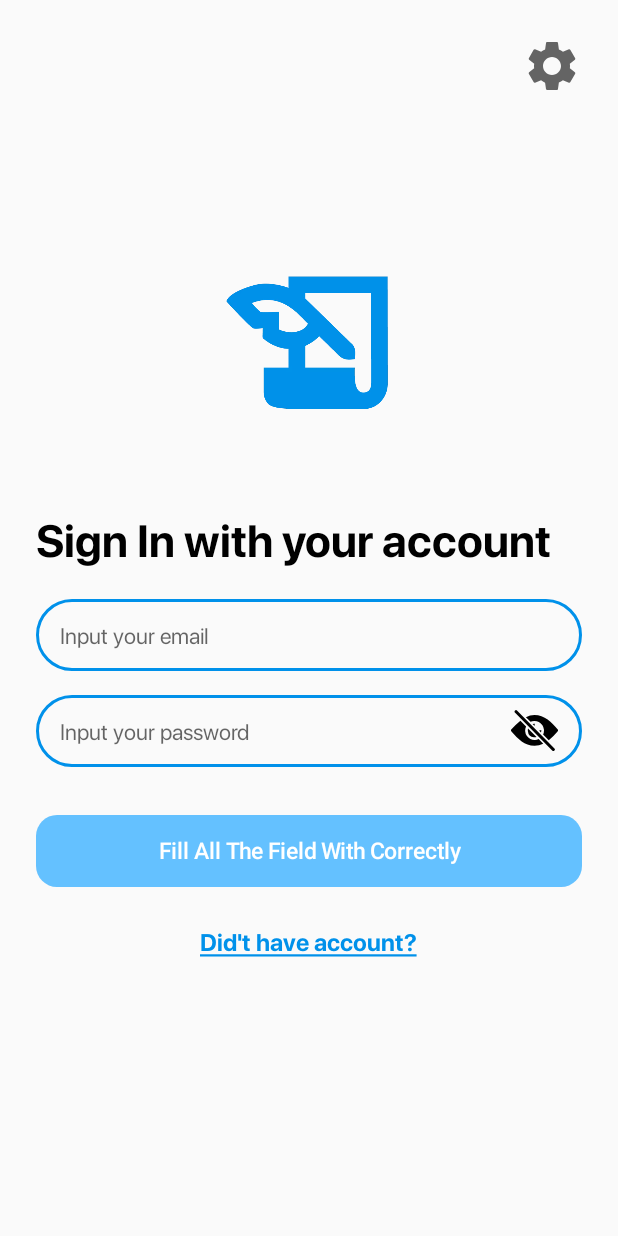
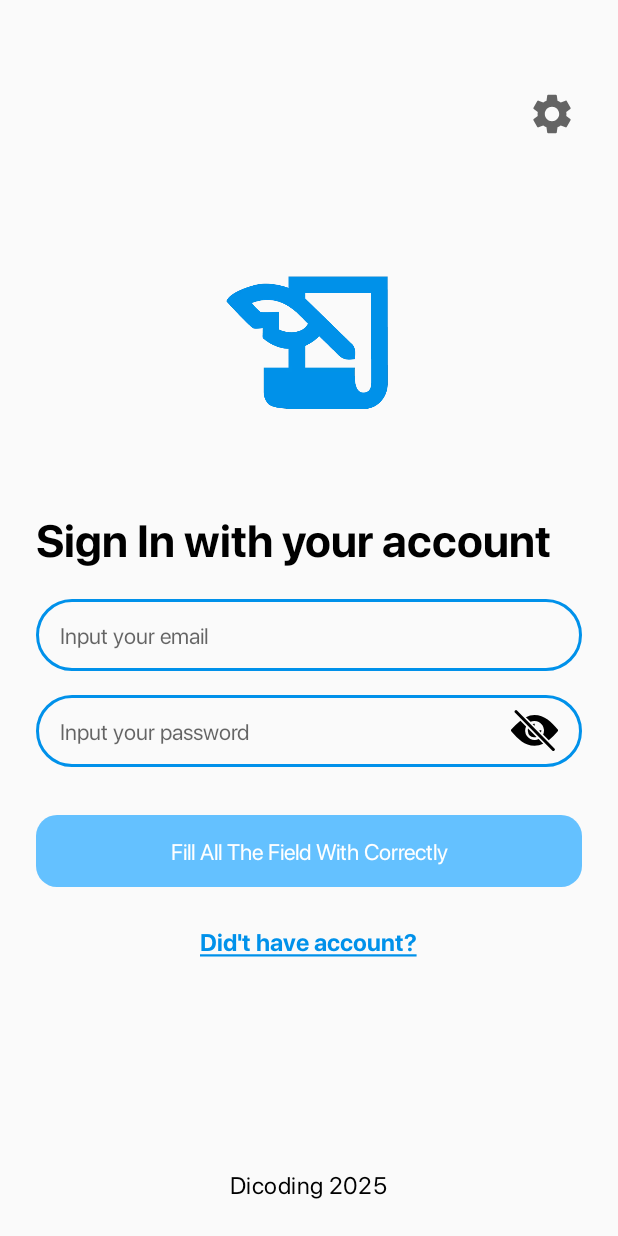
Before and after one commit to waffiqaziz/story-app, an Android app: the screen it shows after launch (SignInActivity), on a phone screen of 412 x 824 dp. Run offline under Robolectric (Android 15) with nearby library versions, the phone set to English and light mode, and no system bars.

Commit message:
feat: enable edge to edge to follow latest android API behavior

```diff
--- a/app/src/main/java/com/dicoding/storyapp/MainActivity.kt
+++ b/app/src/main/java/com/dicoding/storyapp/MainActivity.kt
@@ -7,6 +7,7 @@ import android.content.Intent
 import android.os.Bundle
 import android.provider.Settings
 import android.view.View
+import androidx.activity.enableEdgeToEdge
 import androidx.appcompat.app.AlertDialog
 import androidx.appcompat.app.AppCompatActivity
 import androidx.datastore.core.DataStore
@@ -29,7 +30,6 @@ import com.dicoding.storyapp.ui.activity.ListStoryActivity
 import com.dicoding.storyapp.ui.activity.SignInActivity
 import com.dicoding.storyapp.ui.viewmodel.MainViewModel
 import com.dicoding.storyapp.ui.viewmodel.ViewModelUserFactory
-import com.dicoding.storyapp.utils.Helpers.transparentStatusBar
 import kotlinx.coroutines.launch
 
 val Context.dataStore: DataStore<Preferences> by preferencesDataStore("settings")
@@ -40,11 +40,11 @@ class MainActivity : AppCompatActivity() {
   private lateinit var binding: ActivityMainBinding
 
   override fun onCreate(savedInstanceState: Bundle?) {
+    enableEdgeToEdge()
     super.onCreate(savedInstanceState)
     binding = ActivityMainBinding.inflate(layoutInflater)
     setContentView(binding.root)
 
-    transparentStatusBar(window)
     setupViewModel()
     playAnimation()
     buttonListener()
--- a/app/src/main/java/com/dicoding/storyapp/ui/activity/CameraActivity.kt
+++ b/app/src/main/java/com/dicoding/storyapp/ui/activity/CameraActivity.kt
@@ -79,7 +79,7 @@ class CameraActivity : AppCompatActivity() {
       val preview = Preview.Builder()
         .build()
         .also {
-          it.setSurfaceProvider(binding.viewFinder.surfaceProvider)
+          it.surfaceProvider = binding.viewFinder.surfaceProvider
         }
 
       imageCapture = ImageCapture.Builder().build()
@@ -93,7 +93,7 @@ class CameraActivity : AppCompatActivity() {
           imageCapture
         )
       } catch (exc: Exception) {
-        Helper.showToastShort(this, getString(failed_open_camera))
+        Helper.showToastShort(this, exc.toString().ifEmpty { getString(failed_open_camera) })
       }
     }, ContextCompat.getMainExecutor(this))
   }
--- a/app/src/main/java/com/dicoding/storyapp/ui/activity/ListStoryActivity.kt
+++ b/app/src/main/java/com/dicoding/storyapp/ui/activity/ListStoryActivity.kt
@@ -100,6 +100,11 @@ class ListStoryActivity : AppCompatActivity() {
     return true
   }
 
+  override fun onResume() {
+    super.onResume()
+    adapter.refresh()
+  }
+
   override fun onDestroy() {
     super.onDestroy()
     _binding = null
--- a/app/src/main/java/com/dicoding/storyapp/ui/activity/MapsActivity.kt
+++ b/app/src/main/java/com/dicoding/storyapp/ui/activity/MapsActivity.kt
@@ -6,6 +6,7 @@ import android.content.pm.PackageManager
 import android.os.Bundle
 import android.util.Log
 import android.view.View
+import androidx.activity.enableEdgeToEdge
 import androidx.activity.result.contract.ActivityResultContracts
 import androidx.activity.viewModels
 import androidx.appcompat.app.AppCompatActivity
@@ -40,6 +41,7 @@ class MapsActivity : AppCompatActivity(), OnMapReadyCallback {
   }
 
   override fun onCreate(savedInstanceState: Bundle?) {
+    enableEdgeToEdge()
     super.onCreate(savedInstanceState)
     binding = ActivityMapsBinding.inflate(layoutInflater)
     setContentView(binding.root)
@@ -60,6 +62,7 @@ class MapsActivity : AppCompatActivity(), OnMapReadyCallback {
 
   override fun onMapReady(googleMap: GoogleMap) {
     mMap = googleMap
+    mMap.setPadding(0, 90, 0, 120)
     mMap.setMapStyle(
       MapStyleOptions.loadRawResourceStyle(
         this, my_map_style
--- a/app/src/main/java/com/dicoding/storyapp/ui/activity/SignInActivity.kt
+++ b/app/src/main/java/com/dicoding/storyapp/ui/activity/SignInActivity.kt
@@ -6,10 +6,11 @@ import android.os.Bundle
 import android.provider.Settings
 import android.text.Editable
 import android.text.TextWatcher
-import android.view.View
+import androidx.activity.enableEdgeToEdge
 import androidx.activity.viewModels
 import androidx.appcompat.app.AlertDialog
 import androidx.appcompat.app.AppCompatActivity
+import androidx.core.view.isVisible
 import androidx.datastore.core.DataStore
 import androidx.datastore.preferences.core.Preferences
 import androidx.datastore.preferences.preferencesDataStore
@@ -29,30 +30,31 @@ import com.dicoding.storyapp.helper.Helper.isEmailValid
 import com.dicoding.storyapp.ui.viewmodel.LoginViewModel
 import com.dicoding.storyapp.ui.viewmodel.ViewModelFactory
 import com.dicoding.storyapp.utils.Const.MIN_CHARACTERS
-import com.dicoding.storyapp.utils.Helpers.transparentStatusBar
 import kotlinx.coroutines.launch
 
 private val Context.dataStore: DataStore<Preferences> by preferencesDataStore("settings")
 
 class SignInActivity : AppCompatActivity() {
+
   private lateinit var binding: ActivitySigninBinding
+
   private val loginViewModel: LoginViewModel by viewModels {
     ViewModelFactory.getInstance(this)
   }
 
   override fun onCreate(savedInstanceState: Bundle?) {
+    enableEdgeToEdge()
     binding = ActivitySigninBinding.inflate(layoutInflater)
     super.onCreate(savedInstanceState)
     setContentView(binding.root)
 
-    transparentStatusBar(window)
     setMyButtonEnable()
     editTextListener()
     buttonListener()
   }
 
   private fun editTextListener() {
-    binding.etEmail.addTextChangedListener(object : TextWatcher {
+    binding.edLoginEmail.addTextChangedListener(object : TextWatcher {
       override fun beforeTextChanged(s: CharSequence, start: Int, count: Int, after: Int) {
       }
 
@@ -63,7 +65,7 @@ class SignInActivity : AppCompatActivity() {
       override fun afterTextChanged(s: Editable) {
       }
     })
-    binding.etPass.addTextChangedListener(object : TextWatcher {
+    binding.edLoginPassword.addTextChangedListener(object : TextWatcher {
       override fun beforeTextChanged(s: CharSequence, start: Int, count: Int, after: Int) {
       }
 
@@ -74,20 +76,16 @@ class SignInActivity : AppCompatActivity() {
       override fun afterTextChanged(s: Editable) {
       }
     })
-
-    binding.etSignIn.setOnClickListener {
-      startActivity(Intent(this@SignInActivity, RegisterActivity::class.java))
-      finish()
-    }
   }
 
   private fun setMyButtonEnable() {
-    val resultPass = binding.etPass.text
-    val resultEmail = binding.etEmail.text
+    val resultPass = binding.edLoginPassword.text
+    val resultEmail = binding.edLoginEmail.text
 
-    binding.btnSignIn.isEnabled = resultPass != null && resultEmail != null &&
-      binding.etPass.text.toString().length >= MIN_CHARACTERS &&
-      isEmailValid(binding.etEmail.text.toString())
+    binding.btnSignIn.isEnabled =
+      resultPass != null && resultEmail != null && binding.edLoginPassword.text.toString().length >= MIN_CHARACTERS && isEmailValid(
+        binding.edLoginEmail.text.toString()
+      )
   }
 
   private fun showAlertDialog(param: Boolean, message: String) {
@@ -95,22 +93,18 @@ class SignInActivity : AppCompatActivity() {
       AlertDialog.Builder(this).apply {
         setTitle(getString(information))
         setMessage(getString(sign_in_success))
-        setPositiveButton(getString(continue_)) { _, _ ->
-          val intent = Intent(context, MainActivity::class.java)
-          intent.flags = Intent.FLAG_ACTIVITY_CLEAR_TASK or Intent.FLAG_ACTIVITY_NEW_TASK
-          startActivity(intent)
-          finish()
-        }
+        setPositiveButton(getString(continue_)) { _, _ -> openMainActivity() }
+        setOnDismissListener { openMainActivity() }
         create()
         show()
       }
     } else {
       AlertDialog.Builder(this).apply {
         setTitle(getString(information))
-        binding.etPass.error = null
+        binding.edLoginPassword.error = null
         setMessage(getString(sign_in_failed) + ", $message")
         setPositiveButton(getString(continue_)) { _, _ ->
-          binding.progressBar.visibility = View.GONE
+          binding.progressBar.isVisible = false
         }
         create()
         show()
@@ -118,28 +112,34 @@ class SignInActivity : AppCompatActivity() {
     }
   }
 
+  private fun openMainActivity() {
+    val intent = Intent(this, MainActivity::class.java)
+    intent.flags = Intent.FLAG_ACTIVITY_CLEAR_TASK or Intent.FLAG_ACTIVITY_NEW_TASK
+    startActivity(intent)
+    finish()
+  }
+
   private fun buttonListener() {
+    binding.btnOpenRegister.setOnClickListener {
+      startActivity(Intent(this@SignInActivity, RegisterActivity::class.java))
+      finish()
+    }
     binding.btnSignIn.setOnClickListener {
-      val email = binding.etEmail.text.toString()
-      val pass = binding.etPass.text.toString()
+      val email = binding.edLoginEmail.text.toString()
+      val pass = binding.edLoginPassword.text.toString()
 
       loginViewModel.login(email, pass).observe(this) {
         when (it) {
           is ResultResponse.Loading -> {
-            binding.progressBar.visibility = View.VISIBLE
+            binding.progressBar.isVisible = true
             binding.btnSignIn.isEnabled = false
           }
 
           is ResultResponse.Success -> {
             binding.btnSignIn.isEnabled = true
-            binding.progressBar.visibility = View.GONE
+            binding.progressBar.isVisible = false
             val user = UserModel(
-              it.data.name,
-              email,
-              pass,
-              it.data.userId,
-              it.data.token,
-              true
+              it.data.name, email, pass, it.data.userId, it.data.token, true
             )
             showAlertDialog(true, getString(sign_in_success))
 
@@ -153,14 +153,14 @@ class SignInActivity : AppCompatActivity() {
 
           is ResultResponse.Error -> {
             binding.btnSignIn.isEnabled = true
-            binding.progressBar.visibility = View.GONE
+            binding.progressBar.isVisible = false
             showAlertDialog(false, it.error)
           }
         }
       }
     }
 
-    binding.ivSetting?.setOnClickListener {
+    binding.ivSetting.setOnClickListener {
       startActivity(Intent(Settings.ACTION_LOCALE_SETTINGS))
     }
   }
--- a/app/src/main/res/layout-land/activity_signin.xml
+++ b/app/src/main/res/layout-land/activity_signin.xml
@@ -10,11 +10,7 @@
 
   <ProgressBar
     android:id="@+id/progress_bar"
-    style="?android:attr/progressBarStyle"
-    android:layout_width="wrap_content"
-    android:layout_height="wrap_content"
-    android:layout_centerInParent="true"
-    android:visibility="gone"
+    style="@style/ProgressBarStyle"
     app:layout_constraintBottom_toBottomOf="parent"
     app:layout_constraintEnd_toEndOf="parent"
     app:layout_constraintStart_toStartOf="parent"
@@ -51,7 +47,7 @@
     app:layout_constraintTop_toTopOf="@+id/imageView" />
 
   <com.dicoding.storyapp.ui.customview.MyEditTextEmail
-    android:id="@+id/et_email"
+    android:id="@+id/ed_login_email"
     style="@style/EditTextGeneral"
     android:layout_width="0dp"
     android:layout_height="wrap_content"
@@ -62,12 +58,12 @@
     android:inputType="textEmailAddress"
     android:minHeight="48dp"
     android:paddingHorizontal="16sp"
-    app:layout_constraintBottom_toTopOf="@+id/et_pass"
+    app:layout_constraintBottom_toTopOf="@+id/ed_login_password"
     app:layout_constraintEnd_toEndOf="parent"
     app:layout_constraintStart_toStartOf="@+id/guideline2" />
 
   <com.dicoding.storyapp.ui.customview.MyEditTextPass
-    android:id="@+id/et_pass"
+    android:id="@+id/ed_login_password"
     style="@style/EditTextGeneral"
     android:layout_width="0dp"
     android:layout_height="wrap_content"
@@ -92,12 +88,13 @@
     android:layout_marginStart="32dp"
     android:layout_marginEnd="@dimen/margin_edge"
     android:contentDescription="@string/login_account"
-    app:layout_constraintBottom_toTopOf="@+id/et_signIn"
+    app:layout_constraintBottom_toTopOf="@+id/btn_open_register"
     app:layout_constraintEnd_toEndOf="parent"
-    app:layout_constraintStart_toStartOf="@+id/guideline2" />
+    app:layout_constraintStart_toStartOf="@+id/guideline2"
+    tools:text="Sign In" />
 
   <TextView
-    android:id="@+id/et_signIn"
+    android:id="@+id/btn_open_register"
     style="@style/TextViewBold"
     android:layout_width="wrap_content"
     android:layout_height="wrap_content"
@@ -120,15 +117,22 @@
     app:layout_constraintGuide_begin="286dp" />
 
   <TextView
-    android:id="@+id/copyrightTextView"
+    android:id="@+id/dicoding_course"
     style="@style/TextViewRegular"
     android:layout_width="wrap_content"
     android:layout_height="wrap_content"
     android:layout_marginBottom="@dimen/margin_edge"
     android:text="@string/dicoding_course"
-    android:textSize="14sp"
+    android:textAppearance="@style/TextAppearance.Material3.BodyMedium"
     app:layout_constraintBottom_toBottomOf="parent"
     app:layout_constraintEnd_toStartOf="@+id/guideline2"
     app:layout_constraintStart_toStartOf="parent" />
 
+  <ImageView
+    android:id="@+id/iv_setting"
+    style="@style/LanguageButtonStyle"
+    android:contentDescription="@string/change_language"
+    app:layout_constraintStart_toStartOf="parent"
+    app:layout_constraintTop_toTopOf="parent" />
+
 </androidx.constraintlayout.widget.ConstraintLayout>
--- a/app/src/main/res/layout/activity_signin.xml
+++ b/app/src/main/res/layout/activity_signin.xml
@@ -10,20 +10,12 @@
 
   <ImageView
     android:id="@+id/iv_setting"
-    android:layout_width="40dp"
-    android:layout_height="40dp"
-    android:layout_alignParentEnd="true"
-    android:layout_marginTop="@dimen/margin_edge"
-    android:contentDescription="@string/change_language"
-    android:src="@drawable/ic_setting" />
+    style="@style/LanguageButtonStyle"
+    android:contentDescription="@string/change_language" />
 
   <ProgressBar
     android:id="@+id/progress_bar"
-    style="?android:attr/progressBarStyle"
-    android:layout_width="wrap_content"
-    android:layout_height="wrap_content"
-    android:layout_centerInParent="true"
-    android:visibility="gone"
+    style="@style/ProgressBarStyle"
     tools:visibility="visible" />
 
   <LinearLayout
@@ -50,7 +42,7 @@
       android:textSize="30sp" />
 
     <com.dicoding.storyapp.ui.customview.MyEditTextEmail
-      android:id="@+id/et_email"
+      android:id="@+id/ed_login_email"
       style="@style/EditTextGeneral"
       android:layout_width="match_parent"
       android:layout_height="wrap_content"
@@ -61,7 +53,7 @@
       android:paddingHorizontal="16sp" />
 
     <com.dicoding.storyapp.ui.customview.MyEditTextPass
-      android:id="@+id/et_pass"
+      android:id="@+id/ed_login_password"
       style="@style/EditTextGeneral"
       android:layout_width="match_parent"
       android:layout_height="wrap_content"
@@ -80,10 +72,11 @@
       android:layout_height="wrap_content"
       android:layout_marginTop="32dp"
       android:contentDescription="@string/login_account"
-      android:foreground="?attr/selectableItemBackgroundBorderless" />
+      android:foreground="?attr/selectableItemBackgroundBorderless"
+      tools:text="Sign In" />
 
     <TextView
-      android:id="@+id/et_signIn"
+      android:id="@+id/btn_open_register"
       style="@style/TextViewBold"
       android:layout_width="wrap_content"
       android:layout_height="wrap_content"
@@ -97,5 +90,15 @@
 
   </LinearLayout>
 
+  <TextView
+    android:id="@+id/dicoding_course"
+    style="@style/TextViewRegular"
+    android:layout_width="wrap_content"
+    android:layout_height="wrap_content"
+    android:layout_alignParentBottom="true"
+    android:layout_centerHorizontal="true"
+    android:layout_marginBottom="@dimen/margin_edge"
+    android:text="@string/dicoding_course"
+    android:textAppearance="@style/TextAppearance.Material3.BodyMedium" />
 
 </RelativeLayout>
--- a/app/src/main/res/values-night/themes.xml
+++ b/app/src/main/res/values-night/themes.xml
@@ -1,4 +1,4 @@
-<resources xmlns:tools="http://schemas.android.com/tools">
+<resources>
   <!-- Base application theme. -->
   <style name="Theme.StoryApp" parent="Theme.AppCompat.DayNight.NoActionBar">
     <!-- Primary brand color. -->
--- a/app/src/main/res/values/ic_launcher_background.xml
+++ b/app/src/main/res/values/ic_launcher_background.xml
@@ -1,2 +1,2 @@
 <?xml version="1.0" encoding="utf-8"?>
-<resources></resources>
+<resources/>
--- a/app/src/main/res/values/strings.xml
+++ b/app/src/main/res/values/strings.xml
@@ -25,7 +25,7 @@
 
   <string name="greeting">Hi %1$s,</string>
   <string name="created_add">Created at %1$s</string>
-  <string name="dicoding_course">Dicoding 2022</string>
+  <string name="dicoding_course">Dicoding 2025</string>
   <string name="home_description">Post and share your story, share your activities, and get to know other people\'s stories</string>
   <string name="login_account">Login your account</string>
   <string name="continue_">Continue</string>
--- a/app/src/main/res/values/themes.xml
+++ b/app/src/main/res/values/themes.xml
@@ -1,4 +1,4 @@
-<resources xmlns:tools="http://schemas.android.com/tools">
+<resources>
   <!-- Base application theme. -->
   <style name="Theme.StoryApp" parent="@style/Theme.AppCompat.Light.NoActionBar">
     <!-- Primary brand color. -->
@@ -13,6 +13,10 @@
     <item name="android:statusBarColor">?attr/colorPrimaryVariant</item>
     <!-- Customize your theme here. -->
     <item name="android:color">@color/black</item>
+
+
+    <item name="android:fontFamily">@font/regular</item>
+
 
     <item name="android:windowContentTransitions">true</item>
     <item name="android:windowActivityTransitions">true</item>
@@ -79,4 +83,22 @@
     <item name="android:focusable">true</item>
     <item name="android:padding">5dp</item>
   </style>
+
+  <style name="LanguageButtonStyle">
+    <item name="android:padding">4dp</item>
+    <item name="android:layout_width">40dp</item>
+    <item name="android:layout_height">40dp</item>
+    <item name="android:layout_alignParentEnd">true</item>
+    <item name="android:layout_marginTop">?attr/actionBarSize</item>
+    <item name="android:background">?attr/selectableItemBackgroundBorderless</item>
+    <item name="android:src">@drawable/ic_setting</item>
+  </style>
+
+  <style name="ProgressBarStyle">
+    <item name="android:padding">4dp</item>
+    <item name="android:layout_width">wrap_content</item>
+    <item name="android:layout_height">wrap_content</item>
+    <item name="android:layout_centerInParent">true</item>
+    <item name="android:visibility">gone</item>
+  </style>
 </resources>
```
Also changed, not shown: app/src/main/java/com/dicoding/storyapp/helper/Utils.kt (+13 -0 lines), app/src/main/java/com/dicoding/storyapp/ui/activity/AddStoryActivity.kt (+10 -12 lines), app/src/main/java/com/dicoding/storyapp/ui/activity/DetailStoryActivity.kt (+2 -10 lines), app/src/main/java/com/dicoding/storyapp/ui/activity/RegisterActivity.kt (+26 -22 lines), app/src/main/res/layout/activity_register.xml (+6 -14 lines), 3 other files.
